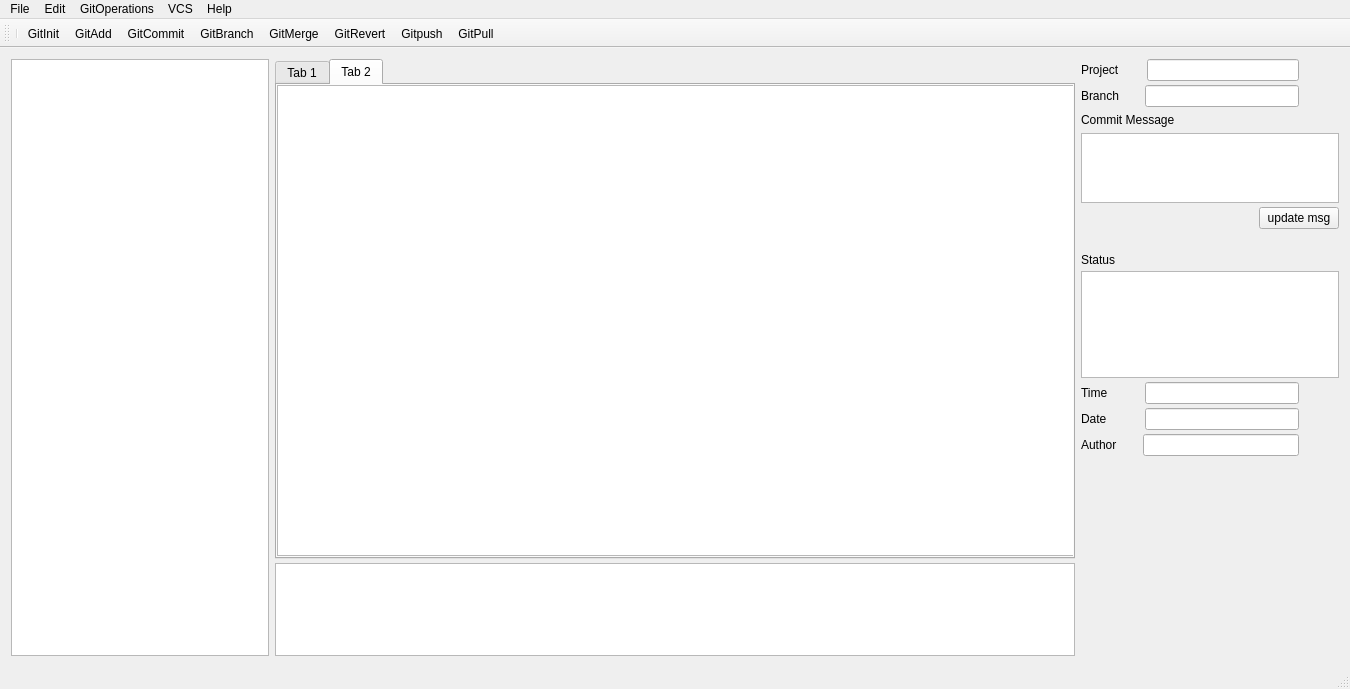
Old version of the form mainwindow.ui in the repository AnthonyChiavelli/GitVisualizationTool.
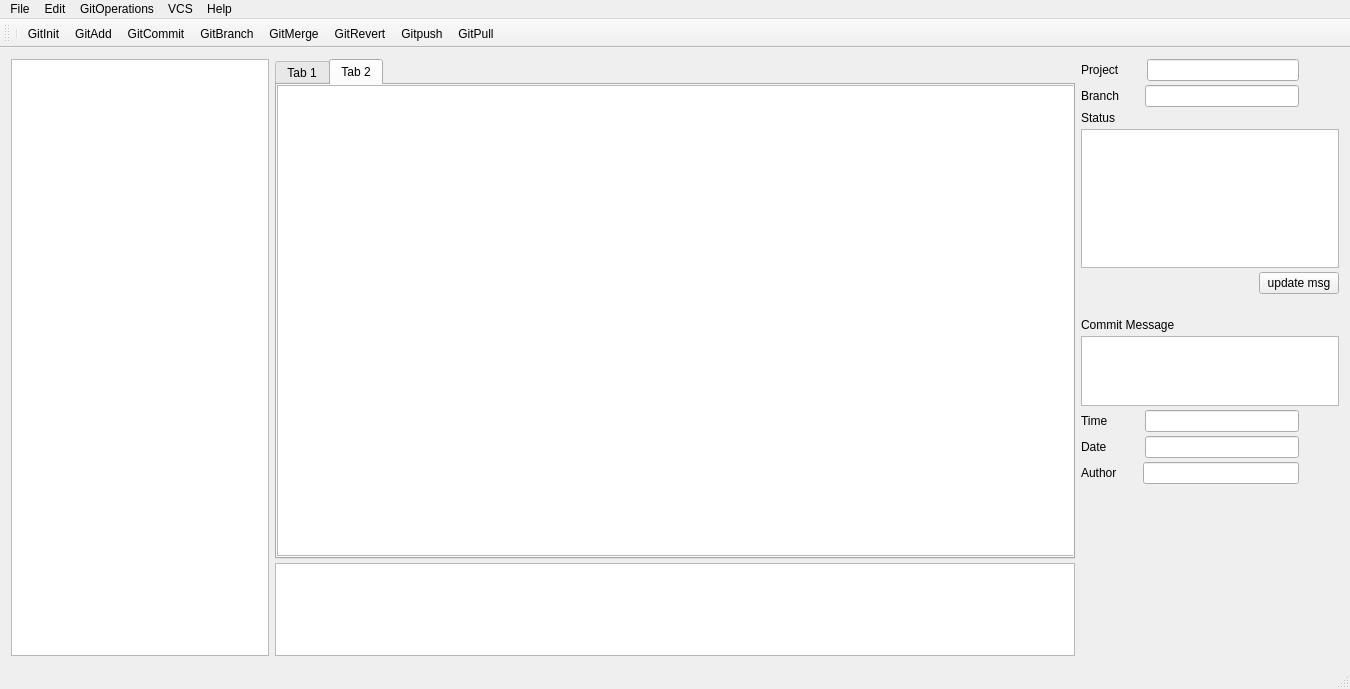
New version of the form. Icons and pictures are not drawn.

Commit message: Fixed UI layout issue with GitInfoPanel

The edit to the form file:
```diff
--- a/mainwindow.ui
+++ b/mainwindow.ui
@@ -198,48 +198,18 @@
        </layout>
       </item>
       <item>
-       <layout class="QHBoxLayout" name="CommitHLayout">
-        <item>
-         <widget class="QLabel" name="label_3">
-          <property name="sizePolicy">
-           <sizepolicy hsizetype="Preferred" vsizetype="Fixed">
-            <horstretch>0</horstretch>
-            <verstretch>0</verstretch>
-           </sizepolicy>
-          </property>
-          <property name="text">
-           <string>Commit Message</string>
-          </property>
-          <property name="buddy">
-           <cstring>textBrowser</cstring>
-          </property>
-         </widget>
-        </item>
-        <item>
-         <spacer name="horizontalSpacer_2">
-          <property name="orientation">
-           <enum>Qt::Horizontal</enum>
-          </property>
-          <property name="sizeHint" stdset="0">
-           <size>
-            <width>88</width>
-            <height>18</height>
-           </size>
-          </property>
-         </spacer>
-        </item>
-       </layout>
-      </item>
-      <item>
-       <widget class="QTextBrowser" name="textBrowser">
-        <property name="maximumSize">
-         <size>
-          <width>275</width>
-          <height>75</height>
-         </size>
+       <widget class="QLabel" name="GitStatusLabel">
+        <property name="text">
+         <string>Status</string>
         </property>
        </widget>
       </item>
+      <item>
+       <layout class="QHBoxLayout" name="CommitHLayout"/>
+      </item>
+      <item>
+       <widget class="QTextBrowser" name="GitStatuTextBrowser"/>
+      </item>
       <item>
        <layout class="QHBoxLayout" name="UpdateButtonHLayout">
         <item>
@@ -281,14 +251,30 @@
        </spacer>
       </item>
       <item>
-       <widget class="QLabel" name="label">
+       <widget class="QLabel" name="CommitMessageLabel">
+        <property name="sizePolicy">
+         <sizepolicy hsizetype="Preferred" vsizetype="Fixed">
+          <horstretch>0</horstretch>
+          <verstretch>0</verstretch>
+         </sizepolicy>
+        </property>
         <property name="text">
-         <string>Status</string>
+         <string>Commit Message</string>
+        </property>
+        <property name="buddy">
+         <cstring>CommitMesageBrowser</cstring>
         </property>
        </widget>
       </item>
       <item>
-       <widget class="QTextBrowser" name="textBrowser_3"/>
+       <widget class="QTextBrowser" name="CommitMesageBrowser">
+        <property name="maximumSize">
+         <size>
+          <width>275</width>
+          <height>75</height>
+         </size>
+        </property>
+       </widget>
       </item>
       <item>
        <layout class="QHBoxLayout" name="TimeHLayout">
@@ -447,8 +433,8 @@
         </property>
         <property name="sizeHint" stdset="0">
          <size>
-          <width>20</width>
-          <height>200</height>
+          <width>254</width>
+          <height>172</height>
          </size>
         </property>
        </spacer>
```
Left out of the diff: 2 changed lines with no effect on the pictures.
